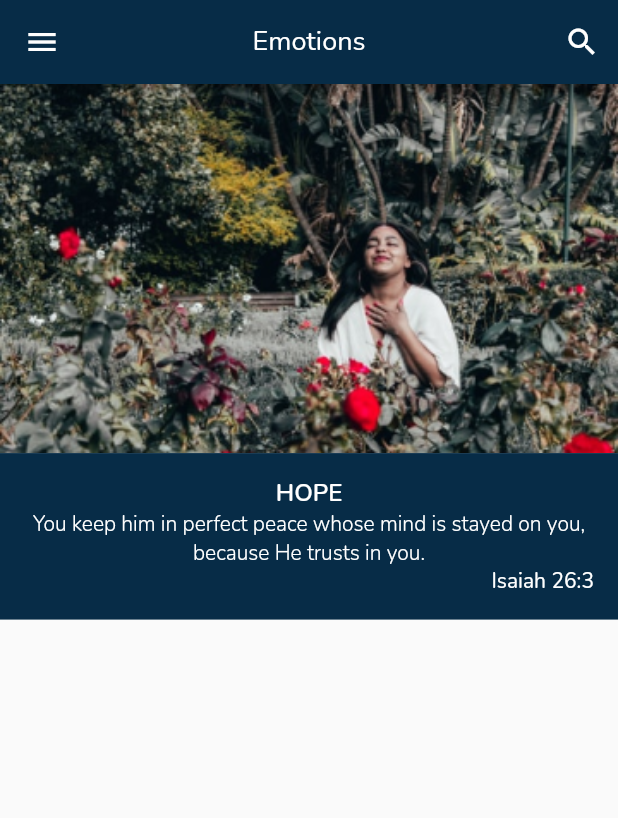
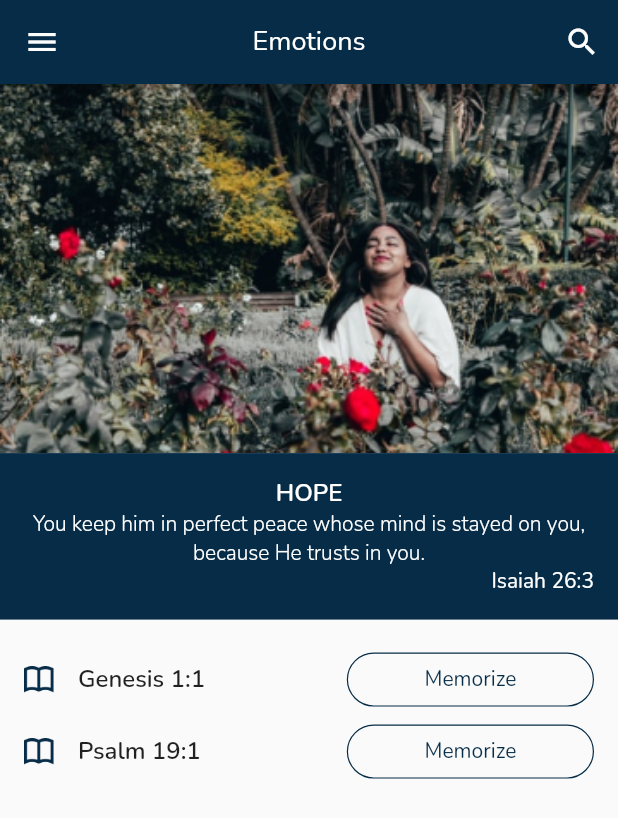
Before and after one commit to MemoryLamp/memorylamp-mobile, a Flutter app: the HomeScreen screen opened by its route, after a tap on "Hope", on a phone screen of 412 x 824 dp. Shown: the top 818 px of the screen. Run offline on Flutter 3.47's test engine with Material 2 defaults, Android fonts, the phone set to English and light mode, and no system bars.

Commit message:
add verselist

```diff
--- a/lib/views/emotions.dart
+++ b/lib/views/emotions.dart
@@ -1,9 +1,13 @@
 import 'package:flutter/material.dart';
 import 'package:memory_lamp/helpers/asset_manager.dart';
+import 'package:memory_lamp/helpers/size_mq.dart';
 import 'package:memory_lamp/models/emotion.dart';
+import 'package:memory_lamp/models/verse.dart';
 import 'package:memory_lamp/providers/view_provider.dart';
 import 'package:memory_lamp/theming/ml_colors.dart';
 import 'package:memory_lamp/theming/ml_font.dart';
+import 'package:memory_lamp/widgets/buttons/ml_outlined_button.dart';
+import 'package:memory_lamp/widgets/compound_widgets/labeled_icon.dart';
 import 'package:memory_lamp/widgets/ml_container.dart';
 import 'package:memory_lamp/widgets/ml_text.dart';
 import 'package:provider/provider.dart';
@@ -17,10 +21,13 @@ class EmotionsView extends StatelessWidget {
       builder: (BuildContext context, viewProvider, Widget? child) {
         Emotion _emotion = viewProvider.arg;
         return SafeArea(
-          child: Column(
-            children: [
-              _header(_emotion),
-            ],
+          child: SingleChildScrollView(
+            child: Column(
+              children: [
+                _header(_emotion),
+                _verseList(_emotion.verses),
+              ],
+            ),
           ),
         );
       },
@@ -68,4 +75,38 @@ class EmotionsView extends StatelessWidget {
       ],
     );
   }
+
+  Padding _verseList(List<Verse> _verses) {
+    return Padding(
+      padding: const EdgeInsets.all(16.0),
+      child: Column(
+        children: List.generate(
+          _verses.length,
+          (index) => Row(
+            mainAxisAlignment: MainAxisAlignment.spaceAround,
+            children: [
+              LabeledIcon(
+                spaceBetween: 16,
+                icon: Image.asset(
+                  AssetManager.icon("book.png"),
+                  width: MLFont.large,
+                ),
+                label: MLText(
+                  _verses[index].toVerseFormat,
+                  fontWeight: MLFont.semiBold,
+                  fontSize: MLFont.medium,
+                ),
+              ),
+              Spacer(),
+              MLOutlinedButton(
+                width: SizeMQ.width! * .4,
+                child: MLText("Memorize"),
+                onPressed: () => print("nothing here yet"),
+              ),
+            ],
+          ),
+        ),
+      ),
+    );
+  }
 }
--- a/lib/widgets/buttons/ml_outlined_button.dart
+++ b/lib/widgets/buttons/ml_outlined_button.dart
@@ -7,6 +7,8 @@ class MLOutlinedButton extends StatelessWidget {
   final double? borderWidth;
   final Color? outlineColor;
   final Widget child;
+  final EdgeInsets padding;
+  final double? width;
 
   const MLOutlinedButton({
     this.onPressed,
@@ -14,15 +16,23 @@ class MLOutlinedButton extends StatelessWidget {
     this.borderRadius,
     this.borderWidth,
     this.outlineColor,
+    this.padding = EdgeInsets.zero,
+    this.width,
     required this.child,
     Key? key,
   }) : super(key: key);
 
   @override
   Widget build(BuildContext context) {
-    return OutlinedButton(
-      onPressed: onPressed,
-      child: child,
+    return SizedBox(
+      width: width,
+      child: OutlinedButton(
+        onPressed: onPressed,
+        child: Padding(
+          padding: padding,
+          child: child,
+        ),
+      ),
     );
   }
 }
--- a/lib/widgets/compound_widgets/labeled_icon.dart
+++ b/lib/widgets/compound_widgets/labeled_icon.dart
@@ -4,17 +4,19 @@ class LabeledIcon extends StatelessWidget {
   final Widget icon;
   final Widget label;
   final Axis direction;
+  final double? spaceBetween;
 
   const LabeledIcon({
     required this.icon,
     required this.label,
+    this.spaceBetween = 8,
     this.direction = Axis.horizontal,
   });
 
   SizedBox _separator() {
     return SizedBox(
-      width: direction == Axis.vertical ? 0 : 8,
-      height: direction == Axis.horizontal ? 0 : 8,
+      width: direction == Axis.vertical ? 0 : spaceBetween,
+      height: direction == Axis.horizontal ? 0 : spaceBetween,
     );
   }
 
--- a/pubspec.yaml
+++ b/pubspec.yaml
@@ -55,6 +55,7 @@ flutter:
     # icons
     - assets/icons/game.png
     - assets/icons/pfp.png
+    - assets/icons/book.png
     # emotion
     - assets/emotion/angry.png
     - assets/emotion/drained.png
```
Also changed, not shown: assets/icons/book.png (added).
